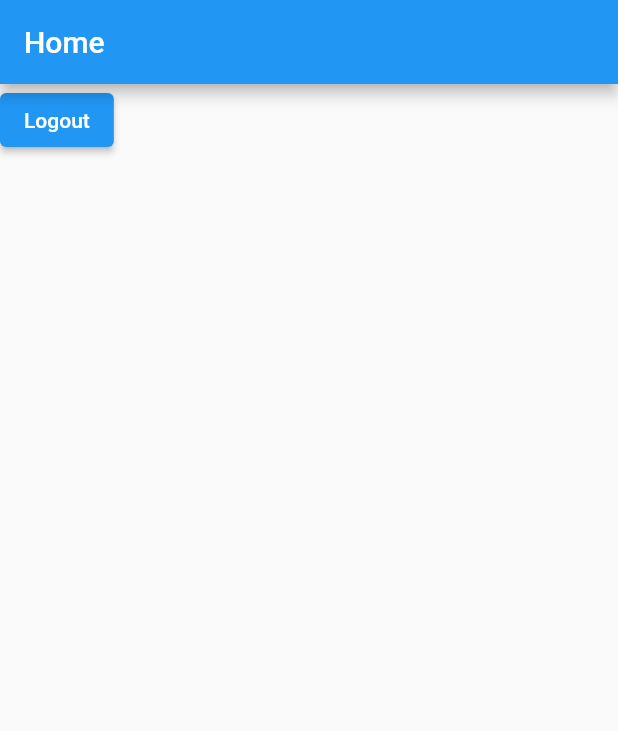
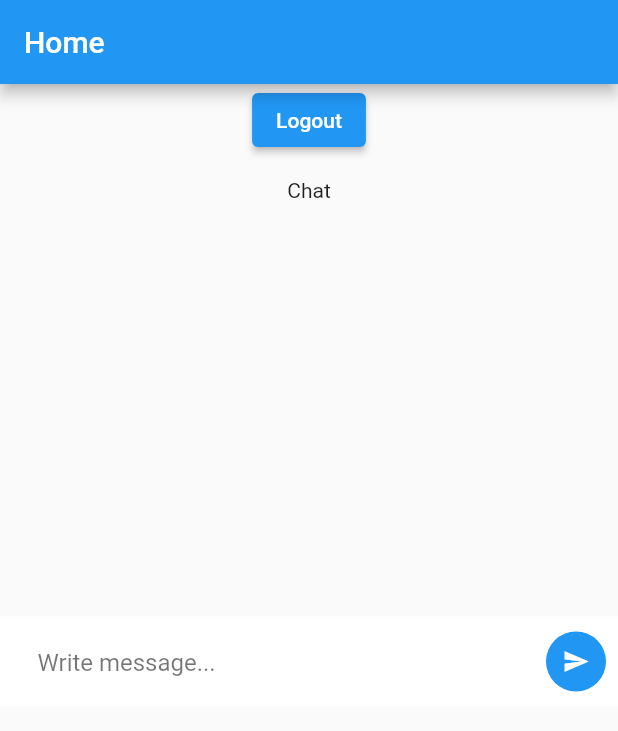
Before and after one commit to opheeelia/gsl_menu, a Flutter app: the screen it shows once a user with an empty profile is signed in, on a phone screen of 412 x 824 dp. Shown: the top 731 px of the screen. Run offline on Flutter 3.47's test engine with Material 2 defaults, Android fonts, the phone set to English and light mode, and no system bars; our stand-ins replace cloud_firestore, firebase_auth, firebase_core; accounts and stored records are empty.

Commit message:
Working one chat

```diff
--- /dev/null
+++ b/lib/models/message.dart
@@ -0,0 +1,32 @@
+import 'package:cloud_firestore/cloud_firestore.dart';
+
+class Message {
+  final String eid;
+  final String senderId;
+  final String message;
+  final DateTime timestamp;
+
+  Message(
+      {required this.eid,
+        required this.senderId,
+        required this.message,
+        required this.timestamp
+      });
+
+  Message.fromMap(Map<String, Object?> map)
+      : this(
+      eid: map['eid'] as String,
+      senderId: map['senderId'] as String,
+      message: map['message'] as String,
+      timestamp: (map['timestamp'] as Timestamp).toDate()
+  );
+
+  Map<String, Object?> toMap(){
+    return {
+      'eid': eid,
+      'senderId': senderId,
+      'message': message,
+      'timestamp': timestamp
+    };
+  }
+}
--- /dev/null
+++ b/lib/screens/chat.dart
@@ -0,0 +1,132 @@
+import 'package:firebase_auth/firebase_auth.dart';
+import 'package:flutter/material.dart';
+import 'package:gsl_menu/models/message.dart';
+import 'package:gsl_menu/services/database.dart';
+import 'package:provider/provider.dart';
+
+class Chat extends StatefulWidget {
+  final String eid;
+
+  const Chat({Key? key, required this.eid}) : super(key: key);
+
+  @override
+  _ChatState createState() => _ChatState();
+}
+
+class _ChatState extends State<Chat> {
+  final messageController = TextEditingController();
+  final FirestoreDb _db = FirestoreDb.instance;
+
+  final bottomBarHeight = 60.0;
+
+  @override
+  Widget build(BuildContext context) {
+    print(Provider.of<User>(context).uid);
+    Stream<List<Message>> messagesStream = _db.getEventMessages(widget.eid);
+
+    return StreamBuilder<List<Message>>(
+        stream: messagesStream,
+        builder: (context, snapshot) {
+          List<Message>? messages = snapshot.data;
+          if (snapshot.hasError) {
+            return Text('Something went wrong');
+          }
+
+          if (snapshot.connectionState == ConnectionState.waiting) {
+            return Text("Loading");
+          }
+
+          return Flexible(
+            child: Container(
+              constraints: BoxConstraints(maxHeight: MediaQuery.of(context).size.height/2 - bottomBarHeight),
+              child: Stack(
+                children: <Widget>[
+                  const Align(alignment: Alignment.topCenter, child: Text("Chat"),),
+                  SizedBox(
+                    height: MediaQuery.of(context).size.height/2 - bottomBarHeight * 2,
+                    child: ListView.builder(
+                      itemCount: messages?.length ?? 0,
+                      shrinkWrap: true,
+                      padding: const EdgeInsets.only(top: 10, bottom: 10),
+                      // physics: NeverScrollableScrollPhysics(),
+                      itemBuilder: (context, index) {
+                        return Container(
+                          padding:
+                          const EdgeInsets.only(
+                              left: 14, right: 14, top: 10, bottom: 10),
+                          child: Align(
+                            alignment: (messages![index].senderId != Provider.of<User>(context).uid
+                                ? Alignment.topLeft
+                                : Alignment.topRight),
+                            child: Container(
+                              decoration: BoxDecoration(
+                                borderRadius: BorderRadius.circular(20),
+                                color: (messages[index].senderId != Provider.of<User>(context).uid
+                                    ? Colors.grey.shade200
+                                    : Colors.blue[200]),
+                              ),
+                              padding: const EdgeInsets.all(16),
+                              child: Text(
+                                messages[index].message,
+                                style: const TextStyle(fontSize: 15),
+                              ),
+                            ),
+                          ),
+                        );
+                      },
+                    ),
+                  ),
+                  Positioned(
+                    bottom: MediaQuery.of(context).viewInsets.bottom,
+                    child: Container(
+                      padding: const EdgeInsets.only(left: 10, bottom: 10, top: 10),
+                      height: bottomBarHeight,
+                      width: MediaQuery.of(context).size.width,
+                      color: Colors.white,
+                      child: Row(
+                        children: <Widget>[
+                          const SizedBox(
+                            width: 15,
+                          ),
+                          Expanded(
+                            child: TextField(
+                              controller: messageController,
+                              decoration: const InputDecoration(
+                                  hintText: "Write message...",
+                                  hintStyle: TextStyle(color: Colors.black54),
+                                  border: InputBorder.none),
+                            ),
+                          ),
+                          const SizedBox(
+                            width: 15,
+                          ),
+                          FloatingActionButton(
+                            onPressed: () {
+                              Message msg = Message(eid: widget.eid,
+                                  senderId: Provider.of<User>(context, listen: false).uid,
+                                  message: messageController.text,
+                                  timestamp: DateTime.now());
+                              _db.sendMessage(msg);
+                              // messageController.text = "";
+                              messageController.clear();
+                            },
+                            child: const Icon(
+                              Icons.send,
+                              color: Colors.white,
+                              size: 18,
+                            ),
+                            backgroundColor: Colors.blue,
+                            elevation: 0,
+                          ),
+                        ],
+                      ),
+                    ),
+                  ),
+                ],
+              ),
+            ),
+          );
+        }
+    );
+  }
+}
--- a/lib/screens/home.dart
+++ b/lib/screens/home.dart
@@ -1,5 +1,7 @@
 import 'package:flutter/material.dart';
 import 'package:gsl_menu/services/auth.dart';
+
+import 'chat.dart';
 
 class Home extends StatefulWidget {
   const Home({Key? key}) : super(key: key);
@@ -14,12 +16,15 @@ class _HomeState extends State<Home> {
   @override
   Widget build(BuildContext context) {
     return Scaffold(
+      resizeToAvoidBottomInset: true,
       appBar: AppBar(
         title: const Text("Home"),
       ),
       body: Column(
         children: [
-          ElevatedButton(onPressed: _auth.signOut, child: const Text("Logout"))
+          ElevatedButton(onPressed: _auth.signOut, child: const Text("Logout")),
+          const SizedBox(height: 15,),
+          Chat(eid: "",)
         ],
       ),
     );
--- /dev/null
+++ b/lib/services/database.dart
@@ -0,0 +1,25 @@
+import 'package:cloud_firestore/cloud_firestore.dart';
+import 'package:gsl_menu/models/message.dart';
+
+class FirestoreDb {
+  // makes this a singleton class
+  FirestoreDb._privateConstructor();
+
+  static final FirestoreDb instance = FirestoreDb._privateConstructor();
+
+  FirebaseFirestore firestore = FirebaseFirestore.instance;
+
+  Future<void> sendMessage(Message msg) async {
+    await firestore.collection('messages').add(msg.toMap());
+  }
+
+  Stream<List<Message>> getEventMessages(String eid) {
+    Stream<List<Message>> messages = firestore
+        .collection('messages')
+        .where('eid', isEqualTo: eid)
+        .orderBy('timestamp')
+        .snapshots()
+        .map((query) => query.docs.map((doc) => Message.fromMap(doc.data())).toList());
+    return messages;
+  }
+}
```
